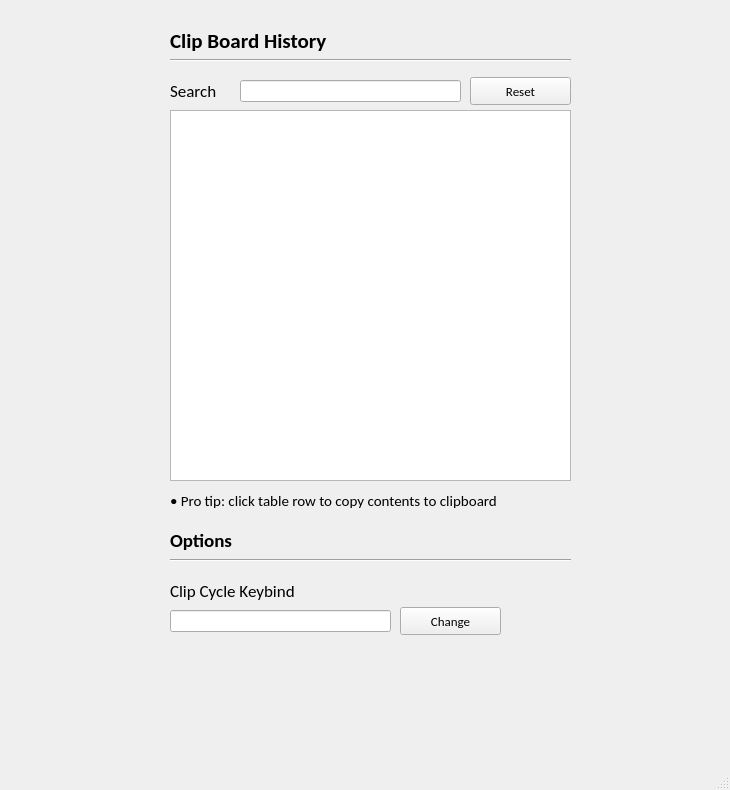
Jordan2551/ClipWiz, file GUI.ui: the form before one commit.
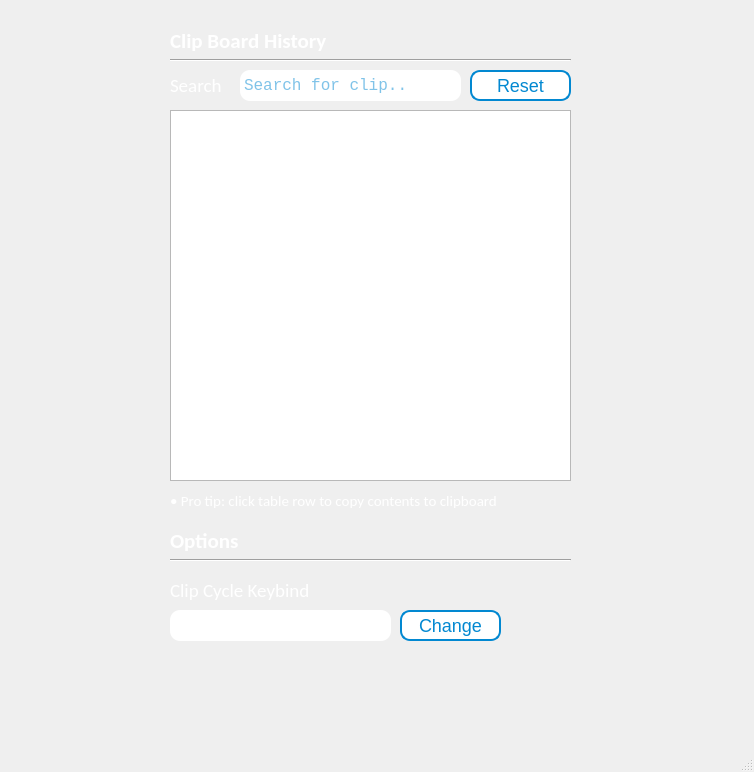
The form after the commit. Icons and pictures are not drawn.

Patch:
```diff
--- a/GUI.ui
+++ b/GUI.ui
@@ -6,13 +6,41 @@
    <rect>
     <x>0</x>
     <y>0</y>
-    <width>730</width>
-    <height>790</height>
+    <width>754</width>
+    <height>772</height>
    </rect>
   </property>
   <property name="windowTitle">
    <string>MainWindow</string>
   </property>
+  <property name="styleSheet">
+   <string notr="true">QWidget#centralwidget{
+	background-image:url('C:/Users/falador/Google Drive/Wallpapers/dark_polygon01.png');
+}
+
+QPushButton{
+	color: #0288D1;
+	border-style: solid;
+	border-color: #0288D1;
+	border-width: 2px;
+	border-radius: 10px;
+	background-color: white;
+	font-size: 18px;
+}
+
+ QPushButton:hover {
+     background-color: #0288D1;
+	 border-color: white;
+     color: white;
+ }
+
+ QLineEdit{
+	border-radius: 10px;
+	color: #0288D1;
+	padding: 2px;
+	height: 75px;
+}</string>
+  </property>
   <widget class="QWidget" name="centralwidget">
    <widget class="QTableView" name="dataTable">
     <property name="geometry">
@@ -41,6 +69,9 @@
       <bold>true</bold>
      </font>
     </property>
+    <property name="styleSheet">
+     <string notr="true">color:white;</string>
+    </property>
     <property name="text">
      <string>Clip Board History</string>
     </property>
@@ -49,34 +80,44 @@
     <property name="geometry">
      <rect>
       <x>240</x>
-      <y>80</y>
+      <y>70</y>
       <width>221</width>
-      <height>22</height>
+      <height>31</height>
      </rect>
     </property>
     <property name="font">
      <font>
       <family>Courier New</family>
+      <pointsize>12</pointsize>
      </font>
     </property>
+    <property name="text">
+     <string/>
+    </property>
+    <property name="placeholderText">
+     <string>Search for clip..</string>
+    </property>
    </widget>
    <widget class="QLabel" name="label_2">
     <property name="geometry">
      <rect>
       <x>170</x>
-      <y>70</y>
+      <y>60</y>
       <width>81</width>
-      <height>41</height>
+      <height>50</height>
      </rect>
     </property>
     <property name="font">
      <font>
       <family>Calibri</family>
-      <pointsize>13</pointsize>
+      <pointsize>14</pointsize>
       <weight>50</weight>
       <bold>false</bold>
      </font>
     </property>
+    <property name="styleSheet">
+     <string notr="true">color:white;</string>
+    </property>
     <property name="text">
      <string>Search</string>
     </property>
@@ -85,17 +126,19 @@
     <property name="geometry">
      <rect>
       <x>470</x>
-      <y>77</y>
+      <y>70</y>
       <width>101</width>
-      <height>28</height>
+      <height>31</height>
      </rect>
     </property>
     <property name="font">
      <font>
-      <family>Calibri</family>
-      <pointsize>10</pointsize>
+      <pointsize>-1</pointsize>
      </font>
     </property>
+    <property name="styleSheet">
+     <string notr="true"/>
+    </property>
     <property name="text">
      <string>Reset</string>
     </property>
@@ -104,17 +147,19 @@
     <property name="geometry">
      <rect>
       <x>400</x>
-      <y>607</y>
+      <y>610</y>
       <width>101</width>
-      <height>28</height>
+      <height>31</height>
      </rect>
     </property>
     <property name="font">
      <font>
-      <family>Calibri</family>
-      <pointsize>10</pointsize>
+      <pointsize>-1</pointsize>
      </font>
     </property>
+    <property name="styleSheet">
+     <string notr="true"/>
+    </property>
     <property name="text">
      <string>Change</string>
     </property>
@@ -125,14 +170,21 @@
       <x>170</x>
       <y>610</y>
       <width>221</width>
-      <height>22</height>
+      <height>31</height>
      </rect>
     </property>
     <property name="font">
      <font>
       <family>Courier New</family>
+      <pointsize>12</pointsize>
      </font>
     </property>
+    <property name="styleSheet">
+     <string notr="true"/>
+    </property>
+    <property name="text">
+     <string/>
+    </property>
    </widget>
    <widget class="QLabel" name="label_3">
     <property name="geometry">
@@ -143,14 +195,108 @@
       <height>41</height>
      </rect>
     </property>
+    <property name="palette">
+     <palette>
+      <active>
+       <colorrole role="WindowText">
+        <brush brushstyle="SolidPattern">
+         <color alpha="255">
+          <red>255</red>
+          <green>255</green>
+          <blue>255</blue>
+         </color>
+        </brush>
+       </colorrole>
+       <colorrole role="Text">
+        <brush brushstyle="SolidPattern">
+         <color alpha="255">
+          <red>255</red>
+          <green>255</green>
+          <blue>255</blue>
+         </color>
+        </brush>
+       </colorrole>
+       <colorrole role="ButtonText">
+        <brush brushstyle="SolidPattern">
+         <color alpha="255">
+          <red>255</red>
+          <green>255</green>
+          <blue>255</blue>
+         </color>
+        </brush>
+       </colorrole>
+      </active>
+      <inactive>
+       <colorrole role="WindowText">
+        <brush brushstyle="SolidPattern">
+         <color alpha="255">
+          <red>255</red>
+          <green>255</green>
+          <blue>255</blue>
+         </color>
+        </brush>
+       </colorrole>
+       <colorrole role="Text">
+        <brush brushstyle="SolidPattern">
+         <color alpha="255">
+          <red>255</red>
+          <green>255</green>
+          <blue>255</blue>
+         </color>
+        </brush>
+       </colorrole>
+       <colorrole role="ButtonText">
+        <brush brushstyle="SolidPattern">
+         <color alpha="255">
+          <red>255</red>
+          <green>255</green>
+          <blue>255</blue>
+         </color>
+        </brush>
+       </colorrole>
+      </inactive>
+      <disabled>
+       <colorrole role="WindowText">
+        <brush brushstyle="SolidPattern">
+         <color alpha="255">
+          <red>255</red>
+          <green>255</green>
+          <blue>255</blue>
+         </color>
+        </brush>
+       </colorrole>
+       <colorrole role="Text">
+        <brush brushstyle="SolidPattern">
+         <color alpha="255">
+          <red>255</red>
+          <green>255</green>
+          <blue>255</blue>
+         </color>
+        </brush>
+       </colorrole>
+       <colorrole role="ButtonText">
+        <brush brushstyle="SolidPattern">
+         <color alpha="255">
+          <red>255</red>
+          <green>255</green>
+          <blue>255</blue>
+         </color>
+        </brush>
+       </colorrole>
+      </disabled>
+     </palette>
+    </property>
     <property name="font">
      <font>
       <family>Calibri</family>
-      <pointsize>13</pointsize>
+      <pointsize>14</pointsize>
       <weight>50</weight>
       <bold>false</bold>
      </font>
     </property>
+    <property name="styleSheet">
+     <string notr="true">color:white;</string>
+    </property>
     <property name="text">
      <string>Clip Cycle Keybind</string>
     </property>
@@ -167,11 +313,14 @@
     <property name="font">
      <font>
       <family>Calibri</family>
-      <pointsize>14</pointsize>
+      <pointsize>16</pointsize>
       <weight>75</weight>
       <bold>true</bold>
      </font>
     </property>
+    <property name="styleSheet">
+     <string notr="true">color:white;</string>
+    </property>
     <property name="text">
      <string>Options</string>
     </property>
@@ -239,6 +388,9 @@
       <bold>false</bold>
      </font>
     </property>
+    <property name="styleSheet">
+     <string notr="true">color:white;</string>
+    </property>
     <property name="text">
      <string>• Pro tip: click table row to copy contents to clipboard </string>
     </property>
```
Left out of the diff: 2 changed lines with no effect on the pictures.
